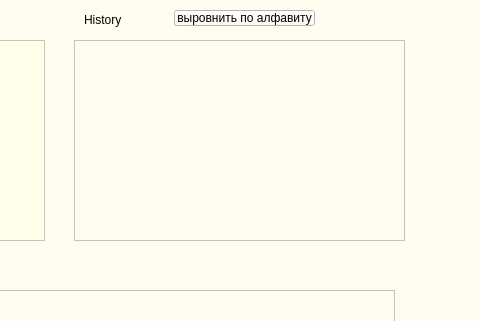
First picture: the form in form2.ui, repository Sofi-s/projectQT, before the edit; both pictures show x 306 to 786 and y 0 to 321 of the 786 by 511 pixel window.
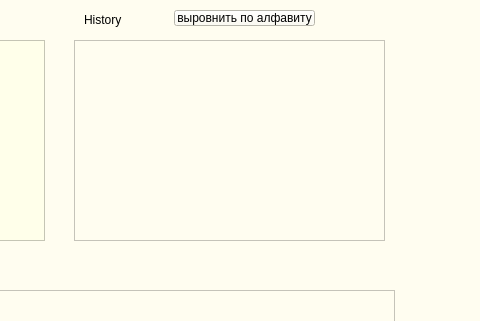
Second picture: the form after the edit.

```diff
--- a/form2.ui
+++ b/form2.ui
@@ -50,7 +50,7 @@
     <rect>
      <x>380</x>
      <y>40</y>
-     <width>331</width>
+     <width>311</width>
      <height>201</height>
     </rect>
    </property>
```
